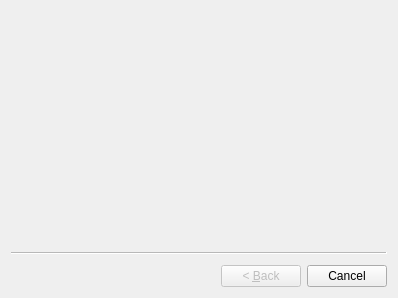
This is ui/wizards/micsetup/micsetup.ui in GunioRobot/speechcontrol as Qt 5 draws it before an edit. The edited form follows.
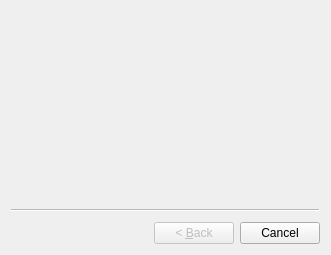
This is the edited form.

```diff
--- a/ui/wizards/micsetup/micsetup.ui
+++ b/ui/wizards/micsetup/micsetup.ui
@@ -6,10 +6,16 @@
    <rect>
     <x>0</x>
     <y>0</y>
-    <width>398</width>
-    <height>298</height>
+    <width>331</width>
+    <height>255</height>
    </rect>
   </property>
+  <property name="sizePolicy">
+   <sizepolicy hsizetype="MinimumExpanding" vsizetype="MinimumExpanding">
+    <horstretch>0</horstretch>
+    <verstretch>0</verstretch>
+   </sizepolicy>
+  </property>
   <property name="windowTitle">
    <string>Wizard</string>
   </property>
```
